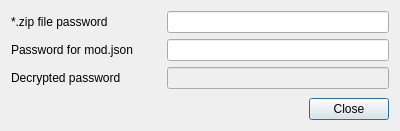
First picture: the form in src/encryptedcontentpasswordgenerator.ui, repository kriana/SilVerPLuM, before the edit.
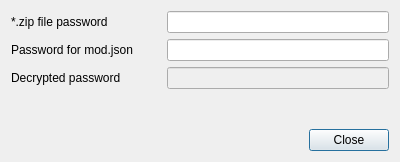
Second picture: the form after the edit.

Diff of the .ui file:
```diff
--- a/src/encryptedcontentpasswordgenerator.ui
+++ b/src/encryptedcontentpasswordgenerator.ui
@@ -7,7 +7,7 @@
     <x>0</x>
     <y>0</y>
     <width>400</width>
-    <height>131</height>
+    <height>162</height>
    </rect>
   </property>
   <property name="windowTitle">
```
Left out of the diff: 12 changed lines with no effect on the pictures.
